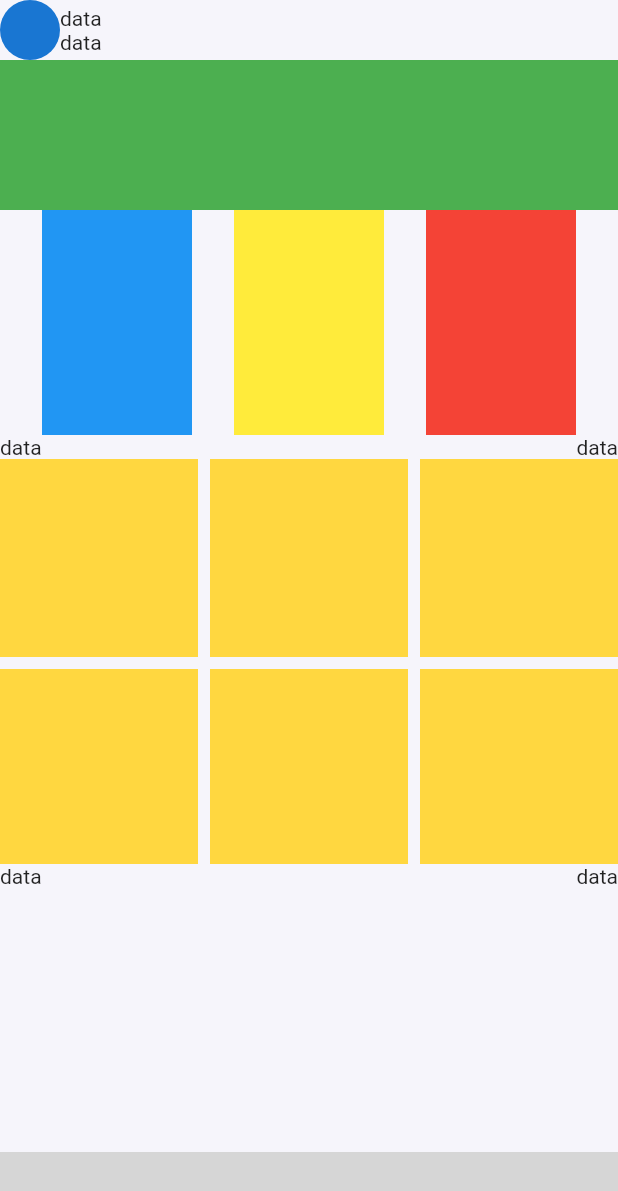
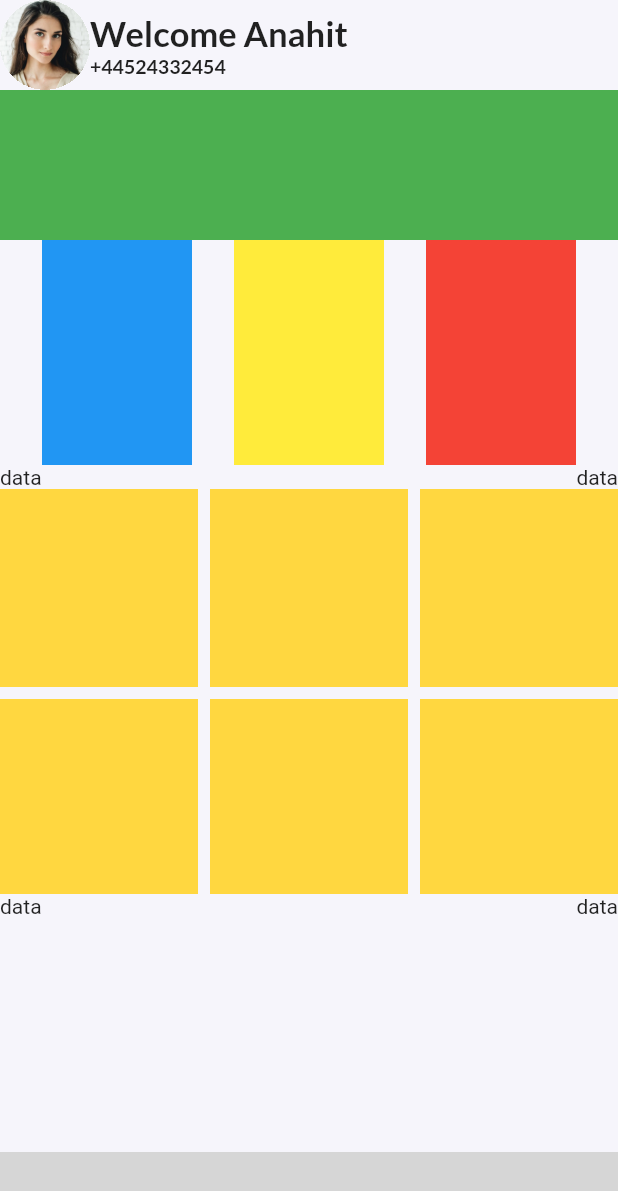
Before and after one commit to mahmoud-eslami/network_manager_ui, a Flutter app: the screen it shows after launch, on a phone screen of 412 x 824 dp. Shown: the top 1191 px of the screen. Run offline on Flutter 3.47's test engine with Material 2 defaults, Android fonts, the light colour scheme and no system bars; our stand-ins replace google_fonts; missing offline and left inert: bottom_animation; grey boxes are pictures that could not be loaded.

Commit message:
profile avatar created and added to home

```diff
--- /dev/null
+++ b/lib/components/home_components/profile_avatar.dart
@@ -0,0 +1,21 @@
+import 'package:flutter/material.dart';
+
+class ProfileAvatar extends StatelessWidget {
+  final String imgPath;
+  final double picSize;
+
+  const ProfileAvatar({Key key, this.imgPath, this.picSize}) : super(key: key);
+  @override
+  Widget build(BuildContext context) {
+    return Material(
+      shape: CircleBorder(),
+      clipBehavior: Clip.hardEdge,
+      child: Image.asset(
+        imgPath,
+        width: picSize,
+        height: picSize,
+        fit: BoxFit.cover,
+      ),
+    );
+  }
+}
--- a/lib/screens/home.dart
+++ b/lib/screens/home.dart
@@ -1,6 +1,7 @@
 import 'package:flutter/material.dart';
 import 'package:bottom_animation/bottom_animation.dart';
 import 'package:google_fonts/google_fonts.dart';
+import 'package:mobile_network_ui/components/home_components/profile_avatar.dart';
 import 'package:mobile_network_ui/resource/colors/colors.dart';
 
 class Home extends StatefulWidget {
@@ -66,11 +67,31 @@ class DynamicBody extends StatelessWidget {
             children: [
               Row(
                 children: [
-                  CircleAvatar(),
+                  ProfileAvatar(
+                    imgPath: 'assets/images/girl.jpg',
+                    picSize: 60,
+                  ),
                   Column(
+                    crossAxisAlignment: CrossAxisAlignment.start,
                     children: [
-                      Text('data'),
-                      Text('data'),
+                      Text(
+                        'Welcome Anahit',
+                        style: GoogleFonts.lato(
+                          textStyle: TextStyle(
+                            fontWeight: FontWeight.bold,
+                            fontSize: 23,
+                          ),
+                        ),
+                      ),
+                      Text(
+                        '+44524332454',
+                        style: GoogleFonts.lato(
+                          textStyle: TextStyle(
+                            fontWeight: FontWeight.bold,
+                            fontSize: 13,
+                          ),
+                        ),
+                      ),
                     ],
                   ),
                 ],
```
Also changed, not shown: assets/images/girl.jpg (added).
